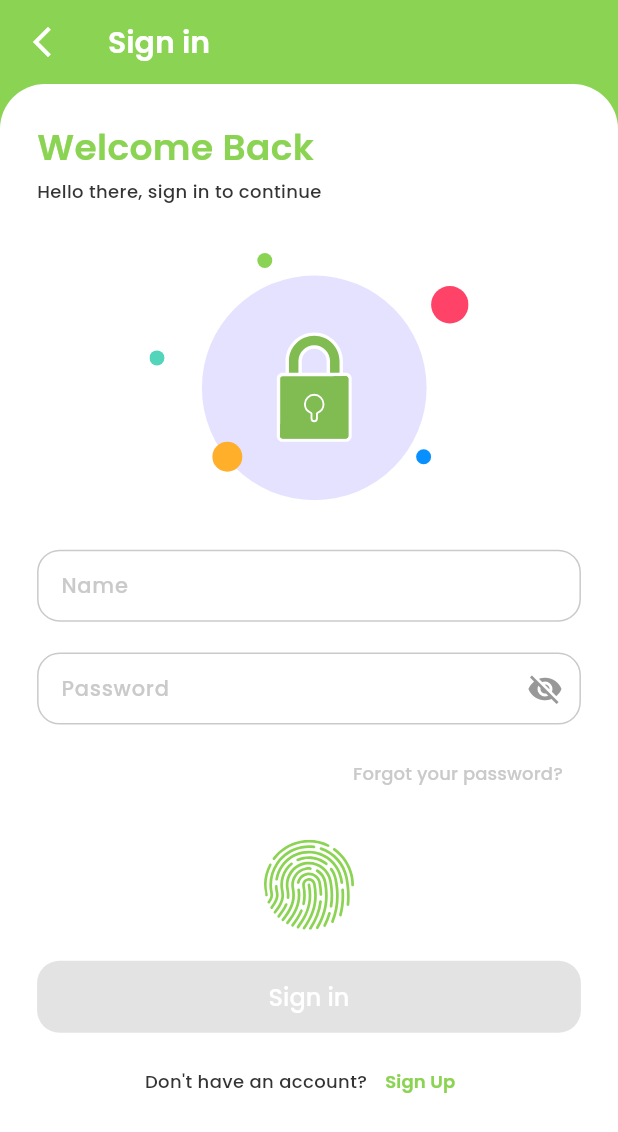
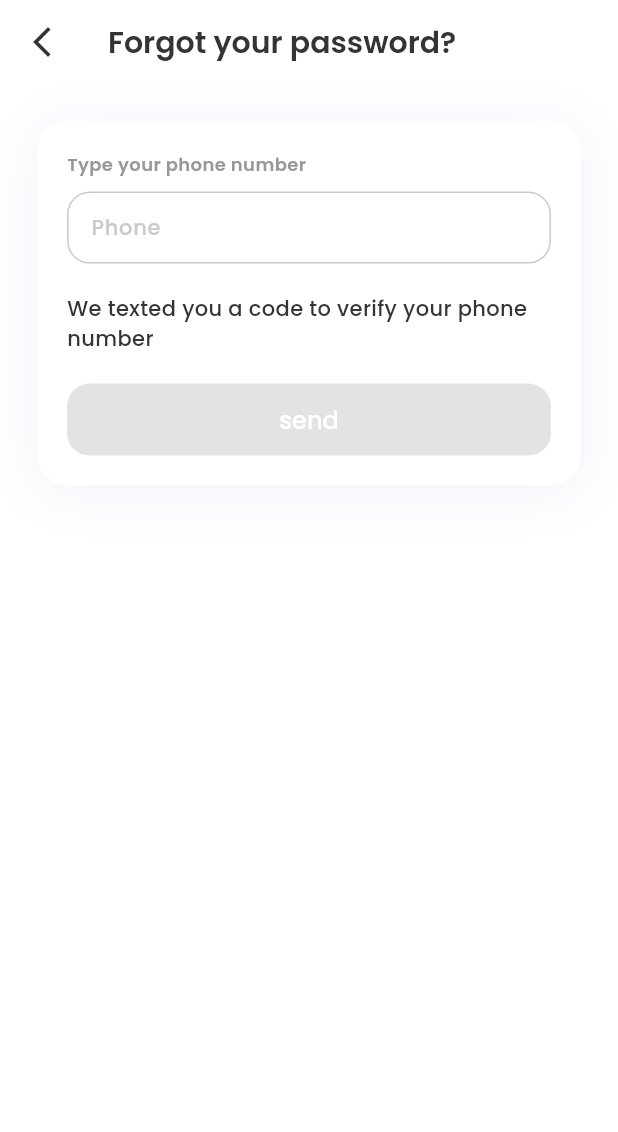
Before and after one commit to MarkBelyi/Anima, a Flutter app: the screen it shows after launch, after a tap on "Forgot your password?", on a phone screen of 412 x 824 dp. Shown: the top 1132 px of the screen. Run offline on Flutter 3.47's test engine with Material 3 defaults, Android fonts, the phone set to English and light mode, and no system bars; our stand-ins replace dotted_border, flutter_svg.

Commit message:
New Version

```diff
--- a/lib/Config/app_config.dart
+++ b/lib/Config/app_config.dart
@@ -1,5 +1,3 @@
-
-
 class AppConfig {
   static const String mainUrl = 'http://192.168.8.208:5986';
 }
--- a/lib/Elements/app_bar.dart
+++ b/lib/Elements/app_bar.dart
@@ -6,12 +6,14 @@ import '../Theme/Typography/typography.dart';
 class CustomAppBar extends StatelessWidget implements PreferredSizeWidget {
   final String title;
   final Color backgroundColor;
+  final Color textColor;
   final Color iconColor;
   final VoidCallback onLeadingPressed;
 
   const CustomAppBar({
     super.key,
     required this.title,
+    this.textColor = AppColors.neutralWhite,
     required this.backgroundColor,
     required this.iconColor,
     required this.onLeadingPressed,
@@ -31,7 +33,7 @@ class CustomAppBar extends StatelessWidget implements PreferredSizeWidget {
       ),
       title: Text(
         title,
-        style: AppTypography.title2.copyWith(color: AppColors.neutralWhite),
+        style: AppTypography.title2.copyWith(color: textColor),
       ),
     );
   }
--- a/lib/Elements/terms_and_conditions.dart
+++ b/lib/Elements/terms_and_conditions.dart
@@ -65,7 +65,7 @@ class _TermsAndConditionsState extends State<TermsAndConditions> {
               children: [
                 TextSpan(
                   text: S.of(context).agreement,
-                  style: AppTypography.body4.copyWith(color: widget.textColor)
+                  style: AppTypography.body3.copyWith(color: widget.textColor)
                 ),
                 TextSpan(
                   text: S.of(context).terms_and_conditions,
--- /dev/null
+++ b/lib/Models/Requests/code_request.dart
@@ -0,0 +1,11 @@
+class CodeRequest {
+  final String phone;
+
+  CodeRequest({required this.phone});
+
+  Map<String, dynamic> toJson() {
+    return {
+      'phone': phone,
+    };
+  }
+}
--- /dev/null
+++ b/lib/Models/Responses/code_response.dart
@@ -0,0 +1,13 @@
+class CodeResponse {
+  final String status;
+  final String message;
+
+  CodeResponse({required this.status, required this.message});
+
+  factory CodeResponse.fromJson(Map<String, dynamic> json) {
+    return CodeResponse(
+      status: json['status'] ?? '',
+      message: json['message'] ?? '',
+    );
+  }
+}
--- /dev/null
+++ b/lib/Screens/forgot_password.dart
@@ -0,0 +1,227 @@
+
+import 'package:anima/Theme/Typography/Typography.dart';
+import 'package:anima/ViewModels/forgot_password_view_model.dart';
+import 'package:flutter/material.dart';
+import 'package:provider/provider.dart';
+
+import '../Elements/app_bar.dart';
+import '../Elements/button_primary.dart';
+import '../Elements/text_field.dart';
+import '../Theme/Color/colors.dart';
+import '../generated/l10n.dart';
+/*
+class ForgotPasswordPage extends StatelessWidget {
+  const ForgotPasswordPage({super.key});
+
+  @override
+  Widget build(BuildContext context) {
+    final size = MediaQuery.of(context).size;
+    return ChangeNotifierProvider(
+      create: (_) => ForgotPasswordViewModel(),
+      child: Scaffold(
+        backgroundColor: AppColors.neutralWhite,
+        resizeToAvoidBottomInset: false,
+        appBar: CustomAppBar(
+          title: S.of(context).forgot_password,
+          backgroundColor: AppColors.neutralWhite,
+          textColor: AppColors.neutralDark,
+          iconColor: AppColors.neutralDark,
+          onLeadingPressed: () {
+            Navigator.pushNamed(context, '/sign_in');
+          },
+        ),
+        body: Consumer<ForgotPasswordViewModel>(
+          builder: (context, viewModel, child) {
+            return Align(
+              alignment: Alignment.topCenter,
+              child: Padding(
+                padding: EdgeInsets.all(size.width * 0.06),
+                child: IntrinsicHeight(
+                  child: Container(
+                    decoration: BoxDecoration(
+                      color: AppColors.neutralWhite,
+                      borderRadius: BorderRadius.circular(20),
+                      boxShadow: [
+                        BoxShadow(
+                          color: const Color(0xFF3629B7).withOpacity(0.07),
+                          spreadRadius: 0,
+                          blurRadius: 30,
+                          offset: const Offset(0, 4), // x: 0, y: 4
+                        ),
+                      ],
+                    ),
+                    child: Padding(
+                      padding: const EdgeInsets.all(20.0),
+                      child: Column(
+                        crossAxisAlignment: CrossAxisAlignment.start,
+                        mainAxisSize: MainAxisSize.min,
+                        children: [
+                          Text(
+                            S.of(context).take_phone_number,
+                            style: AppTypography.caption1.copyWith(color: AppColors.neutralGray),
+                          ),
+                          const SizedBox(height: 10),
+                          CustomTextField(
+                            hintText: S.of(context).phone,
+                            controller: viewModel.phoneController,
+                          ),
+                          const SizedBox(height: 20),
+                          Text(
+                              S.of(context).verified_code,
+                              style: AppTypography.body3.copyWith(color: AppColors.neutralDark)
+                          ),
+                          const SizedBox(height: 30),
+                          CustomButtonPrimary(
+                            text: S.of(context).send,
+                            onPressed: viewModel.isButtonEnabled ? () async {
+                              await viewModel.sendCode();
+                              ScaffoldMessenger.of(context).showSnackBar(
+                                SnackBar(
+                                  content: Text(viewModel.statusMessage),
+                                  backgroundColor: viewModel.statusMessage.contains('SUCCESS') ? Colors.green : Colors.red,
+                                ),
+                              );
+                            } : null,
+                            isEnabled: viewModel.isButtonEnabled,
+                          ),
+                        ],
+                      ),
+                    ),
+                  ),
+                ),
+              ),
+            );
+          },
+        ),
+      ),
+    );
+  }
+}
+*/
+
+class ForgotPasswordPage extends StatelessWidget {
+  const ForgotPasswordPage({super.key});
+
+  @override
+  Widget build(BuildContext context) {
+    final size = MediaQuery.of(context).size;
+    return ChangeNotifierProvider(
+      create: (_) => ForgotPasswordViewModel(),
+      child: Scaffold(
+        backgroundColor: AppColors.neutralWhite,
+        resizeToAvoidBottomInset: false,
+        appBar: CustomAppBar(
+          title: S.of(context).forgot_password,
+          backgroundColor: AppColors.neutralWhite,
+          textColor: AppColors.neutralDark,
+          iconColor: AppColors.neutralDark,
+          onLeadingPressed: () {
+            Navigator.pushNamed(context, '/sign_in');
+          },
+        ),
+        body: Consumer<ForgotPasswordViewModel>(
+          builder: (context, viewModel, child) {
+            return Align(
+              alignment: Alignment.topCenter,
+              child: Padding(
+                padding: EdgeInsets.all(size.width * 0.06),
+                child: IntrinsicHeight(
+                  child: Container(
+                    decoration: BoxDecoration(
+                      color: AppColors.neutralWhite,
+                      borderRadius: BorderRadius.circular(20),
+                      boxShadow: [
+                        BoxShadow(
+                          color: const Color(0xFF3629B7).withOpacity(0.07),
+                          spreadRadius: 0,
+                          blurRadius: 30,
+                          offset: const Offset(0, 4), // x: 0, y: 4
+                        ),
+                      ],
+                    ),
+                    child: Padding(
+                      padding: const EdgeInsets.all(20.0),
+                      child: Column(
+                        crossAxisAlignment: CrossAxisAlignment.start,
+                        mainAxisSize: MainAxisSize.min,
+                        children: viewModel.showCodeVerificationCard
+                            ? _buildCodeVerificationCard(context, viewModel, size)
+                            : _buildInitialCard(context, viewModel, size),
+                      ),
+                    ),
+                  ),
+                ),
+              ),
+            );
+          },
+        ),
+      ),
+    );
+  }
+
+  List<Widget> _buildInitialCard(BuildContext context, ForgotPasswordViewModel viewModel, Size size) {
+    return [
+      Text(
+        S.of(context).take_phone_number,
+        style: AppTypography.caption1.copyWith(color: AppColors.neutralGray),
+      ),
+      const SizedBox(height: 10),
+      CustomTextField(
+        hintText: S.of(context).phone,
+        controller: viewModel.phoneController,
+      ),
+      const SizedBox(height: 20),
+      Text(
+          S.of(context).verified_code,
+          style: AppTypography.body3.copyWith(color: AppColors.neutralDark)
+      ),
+      const SizedBox(height: 20),
+      CustomButtonPrimary(
+        text: S.of(context).send,
+        onPressed: viewModel.isButtonEnabled ? () async {
+          await viewModel.sendCode();
+          ScaffoldMessenger.of(context).showSnackBar(
+            SnackBar(
+              content: Text(viewModel.statusMessage),
+              backgroundColor: viewModel.statusMessage.contains('SUCCESS') ? Colors.green : Colors.red,
+            ),
+          );
+        } : null,
+        isEnabled: viewModel.isButtonEnabled,
+      ),
+    ];
+  }
+
+  List<Widget> _buildCodeVerificationCard(BuildContext context, ForgotPasswordViewModel viewModel, Size size) {
+    return [
+      Text(
+        S.of(context).enter_verification_code,
+        style: AppTypography.caption1.copyWith(color: AppColors.neutralGray),
+      ),
+      const SizedBox(height: 10),
+      CustomTextField(
+        hintText: S.of(context).code,
+        controller: viewModel.codeController,
+      ),
+      const SizedBox(height: 20),
+      Text(
+        S.of(context).code_sent_to_phone(viewModel.phoneNumber ?? ''),
+        style: AppTypography.body3.copyWith(color: AppColors.neutralDark),
+      ),
+      const SizedBox(height: 30),
+      CustomButtonPrimary(
+        text: S.of(context).change_password,
+        onPressed: viewModel.isButtonEnabled ? () async {
+          await viewModel.verifyCode();
+          ScaffoldMessenger.of(context).showSnackBar(
+            SnackBar(
+              content: Text(viewModel.statusMessage),
+              backgroundColor: viewModel.statusMessage.contains('SUCCESS') ? Colors.green : Colors.red,
+            ),
+          );
+        } : null,
+        isEnabled: viewModel.isButtonEnabled,
+      ),
+    ];
+  }
+}
--- a/lib/Screens/sign_in.dart
+++ b/lib/Screens/sign_in.dart
@@ -77,7 +77,7 @@ class SignInPage extends StatelessWidget {
                           ForgotPasswordButton(
                             text: S.of(context).forgot_password,
                             onPressed: () {
-                              // TODO (REALIZE FORGOT PASSWORD FUNCTION)
+                              Navigator.pushNamed(context, '/forgot_password');
                             },
                           ),
                           SizedBox(height: size.height * 0.025),
@@ -100,7 +100,6 @@ class SignInPage extends StatelessWidget {
                             } : null,
                             isEnabled: viewModel.isButtonEnabled,
                           ),
-
                           SizedBox(height: size.height * 0.01),
                           Footer(
                             messageText: S.of(context).dont_have_account,
--- a/lib/Theme/Typography/typography.dart
+++ b/lib/Theme/Typography/typography.dart
@@ -45,12 +45,6 @@ class AppTypography {
     fontFamily: 'Poppins',
   );
 
-  static const TextStyle body4 = TextStyle(
-    fontSize: 14,
-    fontWeight: FontWeight.w500, // Medium
-    fontFamily: 'Poppins',
-  );
-
   // Подписи
   static const TextStyle caption1 = TextStyle(
     fontSize: 12,
--- /dev/null
+++ b/lib/ViewModels/forgot_password_view_model.dart
@@ -0,0 +1,101 @@
+import 'dart:convert';
+import 'package:flutter/cupertino.dart';
+import 'package:http/http.dart' as http;
+
+import '../Config/app_config.dart';
+import '../Models/Requests/code_request.dart';
+import '../Models/Responses/code_response.dart';
+
+class ForgotPasswordViewModel extends ChangeNotifier{
+  final TextEditingController phoneController = TextEditingController();
+  final TextEditingController codeController = TextEditingController();
+  String _statusMessage = '';
+  String? _phoneNumber;
+
+  bool isButtonEnabled = false;
+  bool showCodeVerificationCard = false;
+
+  ForgotPasswordViewModel() {
+    phoneController.addListener(_checkFormValidity);
+    codeController.addListener(_checkFormValidity);
+  }
+
+  String get statusMessage => _statusMessage;
+  String? get phoneNumber => _phoneNumber;
+
+  @override
+  void dispose() {
+    phoneController.dispose();
+    codeController.dispose();
+    super.dispose();
+  }
+
+  void _checkFormValidity() {
+    isButtonEnabled = phoneController.text.isNotEmpty || codeController.text.isNotEmpty;
+    notifyListeners();
+  }
+
+  Future<void> sendCode() async {
+    final url = Uri.parse('${AppConfig.mainUrl}/user/forgot_pass');
+
+    try {
+      final response = await http.post(
+        url,
+        headers: {
+          'Content-Type': 'application/json',
+        },
+        body: jsonEncode(CodeRequest(phone: phoneController.text).toJson()),
+      );
+
+      if (response.statusCode == 200) {
+        final responseData = jsonDecode(response.body);
+        final codeResponse = CodeResponse.fromJson(responseData);
+        _statusMessage = codeResponse.message;
+        _phoneNumber = phoneController.text;
+        showCodeVerificationCard = true;
+        notifyListeners();
+      } else {
+        _statusMessage = 'Failed to send reset code';
+      }
+    } catch (e) {
+      _statusMessage = 'Failed to send reset code: $e';
+    }
+
+    notifyListeners();
+  }
+
+  Future<void> verifyCode() async {
+    final code = codeController.text;
+    final phone = _phoneNumber;
+
+    if (code.isEmpty || phone == null) {
+      _statusMessage = 'Please enter the code and try again';
+      notifyListeners();
+      return;
+    }
+
+    final url = Uri.parse('${AppConfig.mainUrl}/user/verify_code?code=$code');
+
+    try {
+      final response = await http.post(
+        url,
+        headers: {
+          'Content-Type': 'application/json',
+        },
+        body: jsonEncode({'phone': phone}),
+      );
+
+      if (response.statusCode == 200) {
+        final responseData = jsonDecode(response.body);
+        final codeResponse = CodeResponse.fromJson(responseData);
+        _statusMessage = codeResponse.message;
+      } else {
+        _statusMessage = 'Failed to verify code';
+      }
+    } catch (e) {
+      _statusMessage = 'Failed to verify code: $e';
+    }
+
+    notifyListeners();
+  }
+}
--- a/lib/ViewModels/sign_up_view_model.dart
+++ b/lib/ViewModels/sign_up_view_model.dart
@@ -69,7 +69,7 @@ class SignUpViewModel extends ChangeNotifier {
     } catch (e) {
       _statusMessage = 'Failed to register: $e';
       notifyListeners();
-      return false; // Ошибка
+      return false;
     }
   }
 
--- a/lib/l10n/intl_en.arb
+++ b/lib/l10n/intl_en.arb
@@ -18,5 +18,14 @@
   "agreement": "By creating an account you agree to our ",
   "terms_and_conditions": "Terms and Conditions",
   "have_an_account": "Have an account? ",
-  "registration_successful": "Registration successful"
+  "registration_successful": "Registration successful",
+
+  "forgot_password_title": "Forgot password",
+  "verified_code": "We texted you a code to verify your phone number",
+  "take_phone_number": "Type your phone number",
+  "send": "send",
+  "enter_verification_code": "Type a code",
+  "code": "Code",
+  "change_password": "Change password",
+  "code_sent_to_phone": "We texted you a code to verify your phone number ({phoneNumber})."
 }
--- a/lib/main.dart
+++ b/lib/main.dart
@@ -1,3 +1,4 @@
+import 'package:anima/Screens/forgot_password.dart';
 import 'package:anima/Screens/sign_in.dart';
 import 'package:anima/Screens/sign_up.dart';
 import 'package:flutter/material.dart';
@@ -13,6 +14,7 @@ class MainApp extends StatelessWidget {
 
   @override
   Widget build(BuildContext context) {
+
     return MaterialApp(
       locale: const Locale('en'),
       supportedLocales: S.delegate.supportedLocales,
@@ -26,6 +28,7 @@ class MainApp extends StatelessWidget {
       routes: {
         '/sign_in': (context) => const SignInPage(),
         '/sign_up': (context) => const SignUpPage(),
+        '/forgot_password': (context) => const ForgotPasswordPage()
       },
     );
   }
```
Also changed, not shown: lib/generated/intl/messages_en.dart, lib/generated/l10n.dart.
